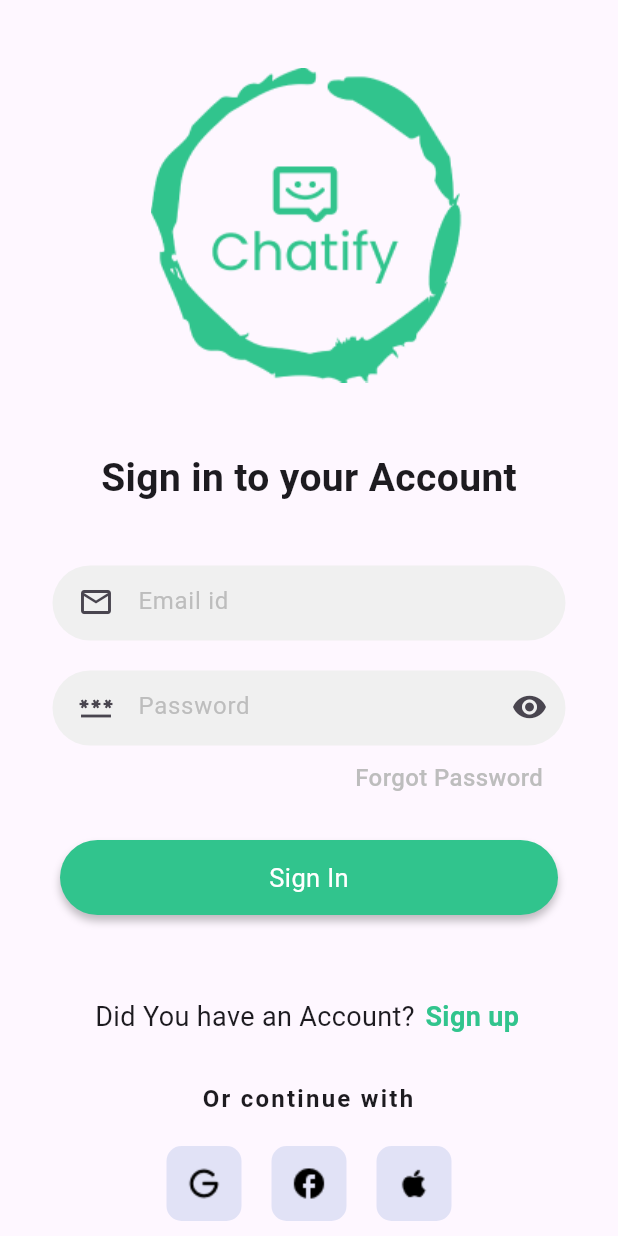
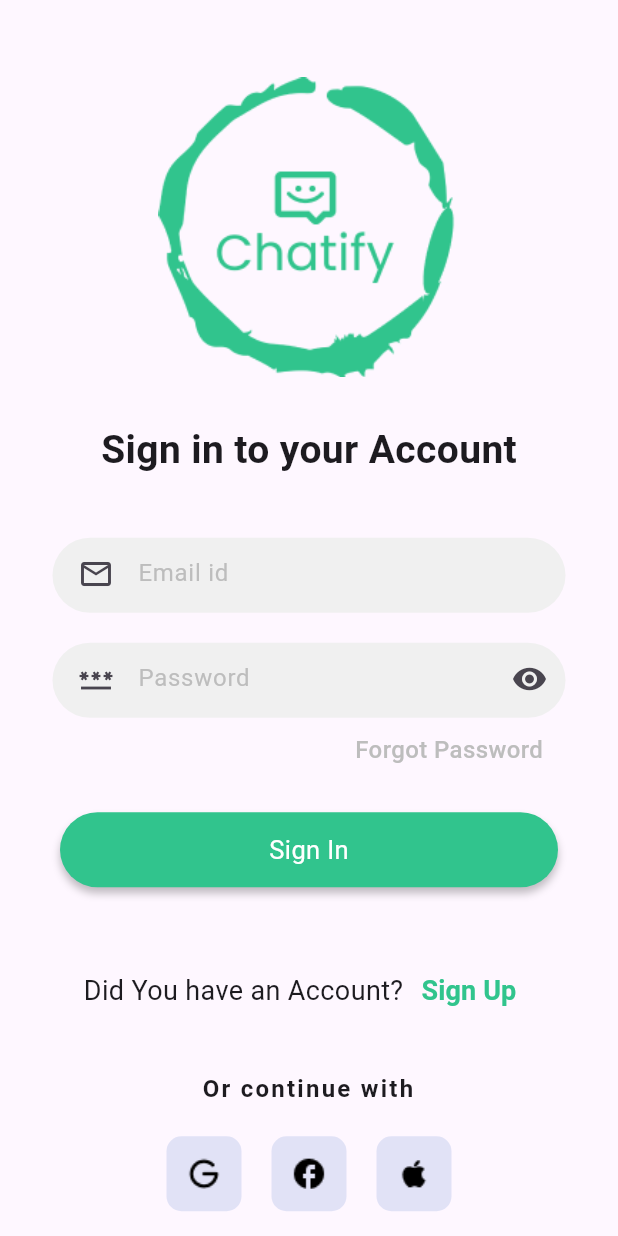
Before and after one commit to Aksharpatel06/chat_app, a Flutter app: the SignInPage screen opened by its route, on a phone screen of 412 x 824 dp. Run offline on Flutter 3.47's test engine with Material 3 defaults, Android fonts, the phone set to English and light mode, and no system bars; our stand-ins replace curved_navigation_bar, firebase_core, get; accounts and stored records are empty.

Commit message:
22-08-2024

```diff
--- a/lib/view/controller/sign_controller.dart
+++ b/lib/view/controller/sign_controller.dart
@@ -7,12 +7,18 @@ class SignController extends GetxController{
   TextEditingController txtEmail = TextEditingController();
   TextEditingController txtPwd = TextEditingController();
 
+  // signup page text field
+  TextEditingController txtUser = TextEditingController();
+  TextEditingController txtCreateMail = TextEditingController();
+  TextEditingController txtCreatePwd = TextEditingController();
+
   // show password in signIn page
   RxBool isShowPwd = false.obs;
 
   void showPassword()
   {
     isShowPwd.value = !isShowPwd.value;
+    update();
   }
 
 }
--- a/lib/view/screen/sign in/sign_page.dart
+++ /dev/null
@@ -1,279 +0,0 @@
-import 'package:chat_app/view/controller/sign_controller.dart';
-import 'package:flutter/material.dart';
-import 'package:get/get.dart';
-
-class SignInPage extends StatelessWidget {
-  const SignInPage({super.key});
-
-  @override
-  Widget build(BuildContext context) {
-    SignController signController = Get.put(SignController());
-    return Scaffold(
-      body: Center(
-        child: Column(
-          children: [
-            const SizedBox(
-              height: 45,
-            ),
-            Image.asset(
-              'asset/splash/Group 1.png',
-              fit: BoxFit.cover,
-            ),
-            const SizedBox(
-              height: 45,
-            ),
-            const Text(
-              'Sign in to your Account',
-              style: TextStyle(
-                fontWeight: FontWeight.bold,
-                fontSize: 26,
-              ),
-            ),
-            const SizedBox(
-              height: 30,
-            ),
-            SignInTextField(
-              hintText: 'Email id',
-              prefixIcon: const Icon(Icons.email_outlined),
-              controller: signController,
-              textEditingController: signController.txtEmail,
-            ),
-            SignInTextField(
-              hintText: 'Password',
-              prefixIcon: const Icon(Icons.password),
-              controller: signController,
-              textEditingController: signController.txtPwd,
-            ),
-            Padding(
-              padding: const EdgeInsets.symmetric(horizontal: 50.0),
-              child: Align(
-                  alignment: Alignment.centerRight,
-                  child: Text(
-                    'Forgot Password',
-                    style: TextStyle(
-                        fontSize: 16,
-                        fontWeight: FontWeight.w500,
-                        color: Colors.grey.shade400),
-                  )),
-            ),
-            const SizedBox(
-              height: 30,
-            ),
-            Padding(
-              padding: const EdgeInsets.symmetric(horizontal: 40.0),
-              child: GestureDetector(
-                onTap: () {
-                  Get.offAndToNamed('/home');
-                },
-                child: Container(
-                  width: double.infinity,
-                  height: 50,
-                  alignment: Alignment.center,
-                  decoration: BoxDecoration(
-                      boxShadow: const [
-                        BoxShadow(
-                          color: Color(0x3F000000),
-                          blurRadius: 4,
-                          offset: Offset(0, 4),
-                          spreadRadius: 0,
-                        )
-                      ],
-                      color: const Color(0xff31C48D),
-                      borderRadius: BorderRadius.circular(25)),
-                  child: const Text(
-                    'Sign In',
-                    style: TextStyle(fontSize: 17, color: Colors.white),
-                  ),
-                ),
-              ),
-            ),
-            const SizedBox(
-              height: 45,
-            ),
-            Column(
-              children: [
-                const SizedBox(
-                  height: 10,
-                ),
-                Row(
-                  mainAxisAlignment: MainAxisAlignment.center,
-                  children: const [
-                    Text(
-                      'Did You have an Account?',
-                      textAlign: TextAlign.center,
-                      style: TextStyle(
-                        fontSize: 18,
-                        fontWeight: FontWeight.w400,
-                      ),
-                    ),
-                    Text(
-                      ' Sign up ',
-                      textAlign: TextAlign.center,
-                      style: TextStyle(
-                        fontSize: 18,
-                        color: Color(0xff31C48D),
-                        fontWeight: FontWeight.w600,
-                      ),
-                    ),
-                  ],
-                ),
-                const SizedBox(
-                  height: 30,
-                ),
-                Text(
-                  'Or continue with',
-                  textAlign: TextAlign.center,
-                  style: TextStyle(
-                    fontSize: 16,
-                    letterSpacing: 1.5,
-                    fontWeight: FontWeight.w600,
-                  ),
-                ),
-                const SizedBox(
-                  height: 20,
-                ),
-                Row(
-                  mainAxisAlignment: MainAxisAlignment.center,
-                  children: [
-                    GestureDetector(
-                      onTap: () async {
-                        // String status = await GoogleSignInSarvice.googleSignInSarvice
-                        //     .signInWithGoogle();
-                        // Fluttertoast.showToast(msg: status);
-                        // if (status == 'Suceess') {
-                        //   Get.to(const HomeScreen());
-                        //   if (account == 'Already have an account') {
-                        //     controller.getUserDetails();
-                        //   }
-                        //   User? user = GoogleSignInSarvice.googleSignInSarvice.currentUser();
-                        //   Map m1={
-                        //     'name':user!.displayName,
-                        //     'email':user.email,
-                        //   };
-                        //
-                        //   DetailsModal details = DetailsModal(m1);
-                        //   UserSarvice.userSarvice.addUser(details);
-                        // }
-                      },
-                      child: Container(
-                        height: 50,
-                        width: 50,
-                        decoration: BoxDecoration(
-                          borderRadius: BorderRadius.circular(10),
-                          color: const Color(0xffc5cdee).withOpacity(0.5),
-                          image: const DecorationImage(
-                            image: AssetImage('asset/sign in/google.png'),
-                          ),
-                        ),
-                      ),
-                    ),
-                    const SizedBox(
-                      width: 20,
-                    ),
-                    GestureDetector(
-                      onTap: () async {
-                        // String status = await FacebookSignIn.facebookSignIn
-                        //     .signInWithFacebook();
-                        // Fluttertoast.showToast(msg: status);
-                        // if (status == 'Success') {
-                        //   Get.to(const HomeScreen());
-                        //   if (account == 'Already have an account') {
-                        //     controller.getUserDetails();
-                        //   }
-                        //   User? user = FacebookSignIn.facebookSignIn.currentUser();
-                        //   Map m1={
-                        //     'name':user!.displayName,
-                        //     'email':user.email,
-                        //   };
-                        //
-                        //   DetailsModal details = DetailsModal(m1);
-                        //   UserSarvice.userSarvice.addUser(details);
-                        // }
-                      },
-                      child: Container(
-                        height: 50,
-                        width: 50,
-                        decoration: BoxDecoration(
-                          borderRadius: BorderRadius.circular(10),
-                          color: const Color(0xffc5cdee).withOpacity(0.5),
-                          image: const DecorationImage(
-                            image: AssetImage('asset/sign in/facebook.png'),
-                          ),
-                        ),
-                      ),
-                    ),
-                    const SizedBox(
-                      width: 20,
-                    ),
-                    Container(
-                      height: 50,
-                      width: 50,
-                      decoration: BoxDecoration(
-                        borderRadius: BorderRadius.circular(10),
-                        color: const Color(0xffc5cdee).withOpacity(0.5),
-                        image: const DecorationImage(
-                          image: AssetImage('asset/sign in/apple.png'),
-                        ),
-                      ),
-                    ),
-                  ],
-                ),
-              ],
-            ),
-          ],
-        ),
-      ),
-    );
-  }
-}
-
-class SignInTextField extends StatelessWidget {
-  final String hintText;
-  final SignController controller;
-  final TextEditingController textEditingController;
-  final Icon prefixIcon;
-
-  const SignInTextField({
-    super.key,
-    required this.hintText,
-    required this.prefixIcon,
-    required this.controller,
-    required this.textEditingController,
-  });
-
-  @override
-  Widget build(BuildContext context) {
-    return Padding(
-      padding: const EdgeInsets.symmetric(horizontal: 35.0, vertical: 10),
-      child: Container(
-        height: 50,
-        width: double.infinity,
-        padding: const EdgeInsets.only(left: 5),
-        decoration: BoxDecoration(
-            color: const Color(0xffF0F0F0),
-            borderRadius: BorderRadius.circular(50)),
-        child: TextField(
-          controller: textEditingController,
-          obscureText: (!controller.isShowPwd.value) ? true : false,
-          obscuringCharacter: '*',
-          decoration: InputDecoration(
-            prefixIcon: prefixIcon,
-            suffixIcon: (hintText == 'Password')
-                ? InkWell(
-                    onTap: () {
-                      controller.showPassword();
-                    },
-                    child: (!controller.isShowPwd.value)
-                        ? const Icon(Icons.remove_red_eye_sharp)
-                        : const Icon(Icons.visibility_off))
-                : null,
-            hintText: hintText,
-            hintStyle: TextStyle(color: Colors.grey.shade400),
-            border: InputBorder.none,
-            contentPadding: const EdgeInsets.only(top: 12),
-          ),
-        ),
-      ),
-    );
-  }
-}
--- /dev/null
+++ b/lib/view/screen/sign/componects/continue_with_other_browser.dart
@@ -0,0 +1,119 @@
+import 'package:flutter/material.dart';
+import 'package:get/get.dart';
+
+class ContinueWithOtherBrowser extends StatelessWidget {
+  final String sign;
+
+  const ContinueWithOtherBrowser({
+    super.key,
+    required this.sign,
+  });
+
+  @override
+  Widget build(BuildContext context) {
+    return Column(
+      children: [
+        const SizedBox(
+          height: 10,
+        ),
+        Row(
+          mainAxisAlignment: MainAxisAlignment.center,
+          children: [
+            const Text(
+              'Did You have an Account?',
+              textAlign: TextAlign.center,
+              style: TextStyle(
+                fontSize: 18,
+                fontWeight: FontWeight.w400,
+              ),
+            ),
+            TextButton(
+              onPressed: () {
+                if(sign=='Sign Up')
+                  {
+                    Get.toNamed('/signup');
+                  }else{
+                  Get.back();
+                }
+              },
+              child: Text(
+                sign,
+                textAlign: TextAlign.center,
+                style: const TextStyle(
+                  fontSize: 18,
+                  color: Color(0xff31C48D),
+                  fontWeight: FontWeight.w600,
+                ),
+              ),
+            ),
+          ],
+        ),
+        const SizedBox(
+          height: 30,
+        ),
+        const Text(
+          'Or continue with',
+          textAlign: TextAlign.center,
+          style: TextStyle(
+            fontSize: 16,
+            letterSpacing: 1.5,
+            fontWeight: FontWeight.w600,
+          ),
+        ),
+        const SizedBox(
+          height: 20,
+        ),
+        Row(
+          mainAxisAlignment: MainAxisAlignment.center,
+          children: [
+            GestureDetector(
+              onTap: () async {},
+              child: Container(
+                height: 50,
+                width: 50,
+                decoration: BoxDecoration(
+                  borderRadius: BorderRadius.circular(10),
+                  color: const Color(0xffc5cdee).withOpacity(0.5),
+                  image: const DecorationImage(
+                    image: AssetImage('asset/sign in/google.png'),
+                  ),
+                ),
+              ),
+            ),
+            const SizedBox(
+              width: 20,
+            ),
+            GestureDetector(
+              onTap: () async {},
+              child: Container(
+                height: 50,
+                width: 50,
+                decoration: BoxDecoration(
+                  borderRadius: BorderRadius.circular(10),
+                  color: const Color(0xffc5cdee).withOpacity(0.5),
+                  image: const DecorationImage(
+                    image: AssetImage('asset/sign in/facebook.png'),
+                  ),
+                ),
+              ),
+            ),
+            const SizedBox(
+              width: 20,
+            ),
+            Container(
+              height: 50,
+              width: 50,
+              decoration: BoxDecoration(
+                borderRadius: BorderRadius.circular(10),
+                color: const Color(0xffc5cdee).withOpacity(0.5),
+                image: const DecorationImage(
+                  image: AssetImage('asset/sign in/apple.png'),
+                ),
+              ),
+            ),
+          ],
+        ),
+      ],
+    );
+  }
+}
--- /dev/null
+++ b/lib/view/screen/sign/componects/text_field.dart
@@ -0,0 +1,57 @@
+import 'package:flutter/material.dart';
+import 'package:get/get.dart';
+
+import '../../../controller/sign_controller.dart';
+
+class SignTextField extends StatelessWidget {
+  final String hintText;
+  final SignController controller;
+  final TextEditingController textEditingController;
+  final Icon prefixIcon;
+
+  const SignTextField({
+    super.key,
+    required this.hintText,
+    required this.prefixIcon,
+    required this.controller,
+    required this.textEditingController,
+  });
+
+  @override
+  Widget build(BuildContext context) {
+    return Padding(
+      padding: const EdgeInsets.symmetric(horizontal: 35.0, vertical: 10),
+      child: Container(
+        height: 50,
+        width: double.infinity,
+        padding: const EdgeInsets.only(left: 5),
+        decoration: BoxDecoration(
+            color: const Color(0xffF0F0F0),
+            borderRadius: BorderRadius.circular(50)),
+        child: TextField(
+          controller: textEditingController,
+          obscureText: (!controller.isShowPwd.value) ? true : false,
+          obscuringCharacter: '*',
+          decoration: InputDecoration(
+            prefixIcon: prefixIcon,
+            suffixIcon: (hintText == 'Password')
+                ? Obx(
+                  ()=> InkWell(
+                  onTap: () {
+                    controller.showPassword();
+                  },
+                  child: (!controller.isShowPwd.value)
+                      ? const Icon(Icons.remove_red_eye_sharp)
+                      : const Icon(Icons.visibility_off)),
+                )
+                : null,
+            hintText: hintText,
+            hintStyle: TextStyle(color: Colors.grey.shade400),
+            border: InputBorder.none,
+            contentPadding: const EdgeInsets.only(top: 12),
+          ),
+        ),
+      ),
+    );
+  }
+}
--- /dev/null
+++ b/lib/view/screen/sign/sign in/sign_in_page.dart
@@ -0,0 +1,107 @@
+import 'package:chat_app/view/controller/sign_controller.dart';
+import 'package:flutter/material.dart';
+import 'package:get/get.dart';
+
+import '../componects/continue_with_other_browser.dart';
+import '../componects/text_field.dart';
+
+class SignInPage extends StatelessWidget {
+  const SignInPage({super.key});
+
+  @override
+  Widget build(BuildContext context) {
+    SignController signController = Get.put(SignController());
+    return Scaffold(
+      body: Center(
+        child: SingleChildScrollView(
+          child: Column(
+            children: [
+              const SizedBox(
+                height: 35,
+              ),
+              SizedBox(
+                height: 200,
+                child: Image.asset(
+                  'asset/splash/Group 1.png',
+                  fit: BoxFit.cover,
+                ),
+              ),
+              const SizedBox(
+                height: 30,
+              ),
+              const Text(
+                'Sign in to your Account',
+                style: TextStyle(
+                  fontWeight: FontWeight.bold,
+                  fontSize: 26,
+                ),
+              ),
+              const SizedBox(
+                height: 30,
+              ),
+              SignTextField(
+                hintText: 'Email id',
+                prefixIcon: const Icon(Icons.email_outlined),
+                controller: signController,
+                textEditingController: signController.txtEmail,
+              ),
+              SignTextField(
+                hintText: 'Password',
+                prefixIcon: const Icon(Icons.password),
+                controller: signController,
+                textEditingController: signController.txtPwd,
+              ),
+              Padding(
+                padding: const EdgeInsets.symmetric(horizontal: 50.0),
+                child: Align(
+                    alignment: Alignment.centerRight,
+                    child: Text(
+                      'Forgot Password',
+                      style: TextStyle(
+                          fontSize: 16,
+                          fontWeight: FontWeight.w500,
+                          color: Colors.grey.shade400),
+                    )),
+              ),
+              const SizedBox(
+                height: 30,
+              ),
+              Padding(
+                padding: const EdgeInsets.symmetric(horizontal: 40.0),
+                child: GestureDetector(
+                  onTap: () {
+                    Get.offAndToNamed('/home');
+                  },
+                  child: Container(
+                    width: double.infinity,
+                    height: 50,
+                    alignment: Alignment.center,
+                    decoration: BoxDecoration(
+                        boxShadow: const [
+                          BoxShadow(
+                            color: Color(0x3F000000),
+                            blurRadius: 4,
+                            offset: Offset(0, 4),
+                            spreadRadius: 0,
+                          )
+                        ],
+                        color: const Color(0xff31C48D),
+                        borderRadius: BorderRadius.circular(25)),
+                    child: const Text(
+                      'Sign In',
+                      style: TextStyle(fontSize: 17, color: Colors.white),
+                    ),
+                  ),
+                ),
+              ),
+              const SizedBox(
+                height: 35,
+              ),
+              const ContinueWithOtherBrowser(sign: 'Sign Up',),
+            ],
+          ),
+        ),
+      ),
+    );
+  }
+}
```
Also changed, not shown: lib/main.dart (+7 -1 lines), lib/view/screen/sign/sign up/sign_up_page.dart (added, +99 -0 lines).
